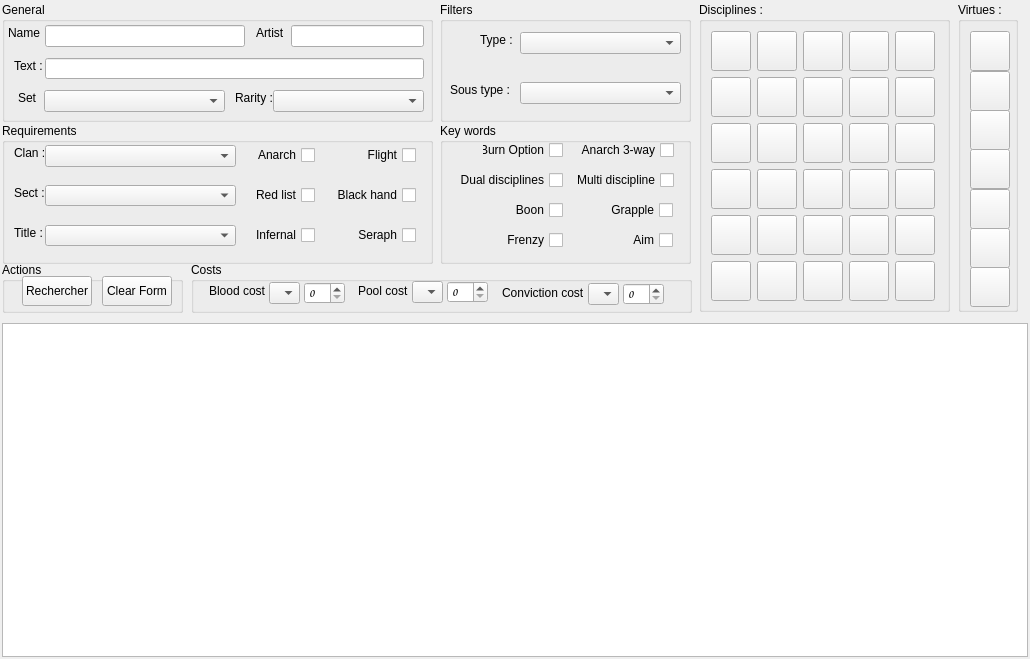
Qt form src/tab_search_library.ui (Zugzwangs/Eternal-Deck-Builder) before a commit.
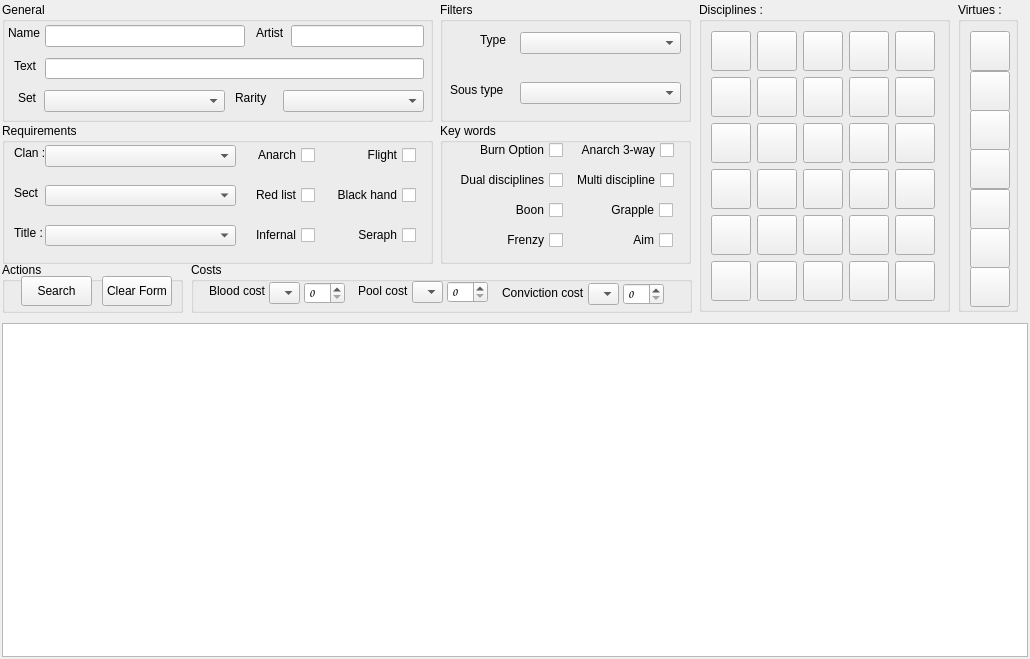
The same form after that commit. Icons and pictures are not drawn. Custom widgets are drawn as their Qt base class.

```diff
--- a/src/tab_search_library.ui
+++ b/src/tab_search_library.ui
@@ -465,7 +465,7 @@
          </rect>
         </property>
         <property name="text">
-         <string>Text :</string>
+         <string>Text </string>
         </property>
        </widget>
        <widget class="QLabel" name="label_35">
@@ -530,9 +530,9 @@
        <widget class="QComboBox" name="cBRarity">
         <property name="geometry">
          <rect>
-          <x>271</x>
+          <x>281</x>
           <y>88</y>
-          <width>151</width>
+          <width>141</width>
           <height>22</height>
          </rect>
         </property>
@@ -547,7 +547,7 @@
          </rect>
         </property>
         <property name="text">
-         <string>Rarity :</string>
+         <string>Rarity</string>
         </property>
        </widget>
       </widget>
@@ -566,14 +566,14 @@
        <widget class="QPushButton" name="pBCardSearch">
         <property name="geometry">
          <rect>
-          <x>20</x>
+          <x>19</x>
           <y>14</y>
-          <width>70</width>
+          <width>71</width>
           <height>30</height>
          </rect>
         </property>
         <property name="text">
-         <string>Rechercher</string>
+         <string>Search</string>
         </property>
        </widget>
        <widget class="QPushButton" name="pBCardClearForm">
@@ -607,12 +607,12 @@
          <rect>
           <x>40</x>
           <y>30</y>
-          <width>41</width>
+          <width>31</width>
           <height>16</height>
          </rect>
         </property>
         <property name="text">
-         <string>Type :</string>
+         <string>Type</string>
         </property>
        </widget>
        <widget class="QComboBox" name="cBType">
@@ -630,12 +630,12 @@
          <rect>
           <x>10</x>
           <y>80</y>
-          <width>71</width>
+          <width>61</width>
           <height>16</height>
          </rect>
         </property>
         <property name="text">
-         <string>Sous type :</string>
+         <string>Sous type</string>
         </property>
        </widget>
        <widget class="QComboBox" name="cBSousType">
@@ -1442,9 +1442,9 @@
        <widget class="QCheckBox" name="Flight">
         <property name="geometry">
          <rect>
-          <x>363</x>
+          <x>353</x>
           <y>22</y>
-          <width>51</width>
+          <width>61</width>
           <height>20</height>
          </rect>
         </property>
@@ -1458,9 +1458,9 @@
        <widget class="QCheckBox" name="BlackHand">
         <property name="geometry">
          <rect>
-          <x>333</x>
+          <x>323</x>
           <y>62</y>
-          <width>81</width>
+          <width>91</width>
           <height>20</height>
          </rect>
         </property>
@@ -1474,9 +1474,9 @@
        <widget class="QCheckBox" name="Infernal">
         <property name="geometry">
          <rect>
-          <x>252</x>
+          <x>242</x>
           <y>102</y>
-          <width>61</width>
+          <width>71</width>
           <height>20</height>
          </rect>
         </property>
@@ -1490,9 +1490,9 @@
        <widget class="QCheckBox" name="RedList">
         <property name="geometry">
          <rect>
-          <x>252</x>
+          <x>242</x>
           <y>62</y>
-          <width>61</width>
+          <width>71</width>
           <height>20</height>
          </rect>
         </property>
@@ -1528,12 +1528,12 @@
          <rect>
           <x>12</x>
           <y>62</y>
-          <width>41</width>
+          <width>31</width>
           <height>16</height>
          </rect>
         </property>
         <property name="text">
-         <string>Sect :</string>
+         <string>Sect</string>
         </property>
        </widget>
        <widget class="QCheckBox" name="Seraph">
@@ -1555,7 +1555,7 @@
        <widget class="QLabel" name="lFortitude_4">
         <property name="geometry">
          <rect>
-          <x>337</x>
+          <x>327</x>
           <y>22</y>
           <width>29</width>
           <height>19</height>
@@ -1594,9 +1594,9 @@
        <widget class="QCheckBox" name="Anarch">
         <property name="geometry">
          <rect>
-          <x>252</x>
+          <x>242</x>
           <y>22</y>
-          <width>61</width>
+          <width>71</width>
           <height>20</height>
          </rect>
         </property>
@@ -1623,9 +1623,9 @@
        <widget class="QCheckBox" name="BurnOption">
         <property name="geometry">
          <rect>
-          <x>42</x>
+          <x>32</x>
           <y>17</y>
-          <width>81</width>
+          <width>91</width>
           <height>20</height>
          </rect>
         </property>
@@ -1687,7 +1687,7 @@
        <widget class="QLabel" name="lFortitude_3">
         <property name="geometry">
          <rect>
-          <x>21</x>
+          <x>12</x>
           <y>19</y>
           <width>19</width>
           <height>19</height>
```
Left out of the diff: 12 changed lines with no effect on the pictures.
